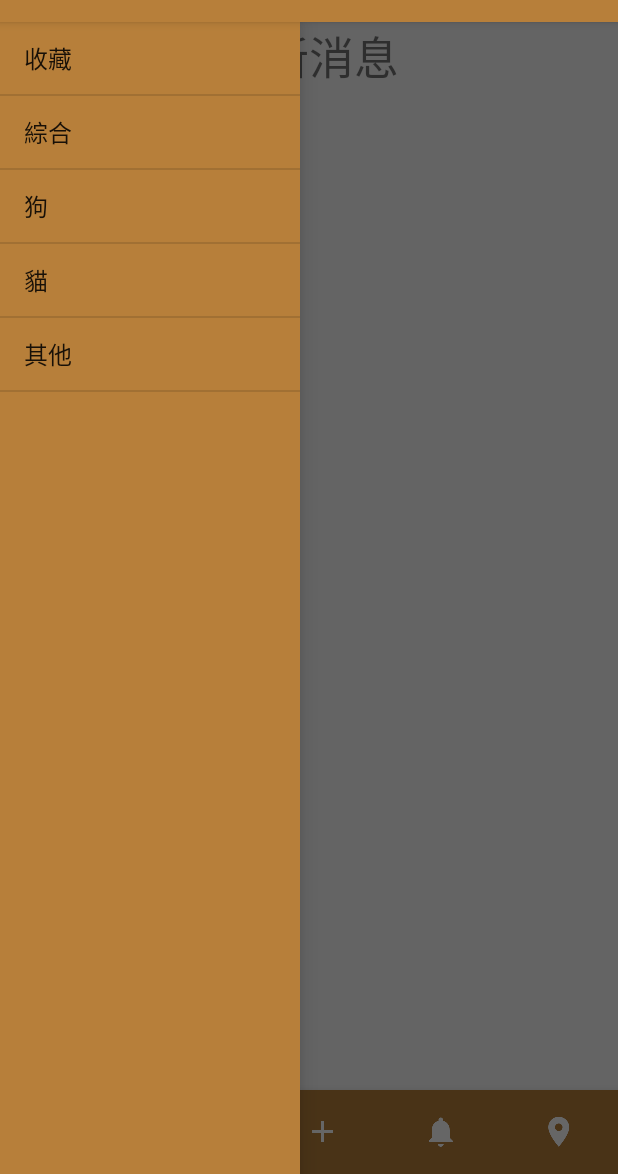
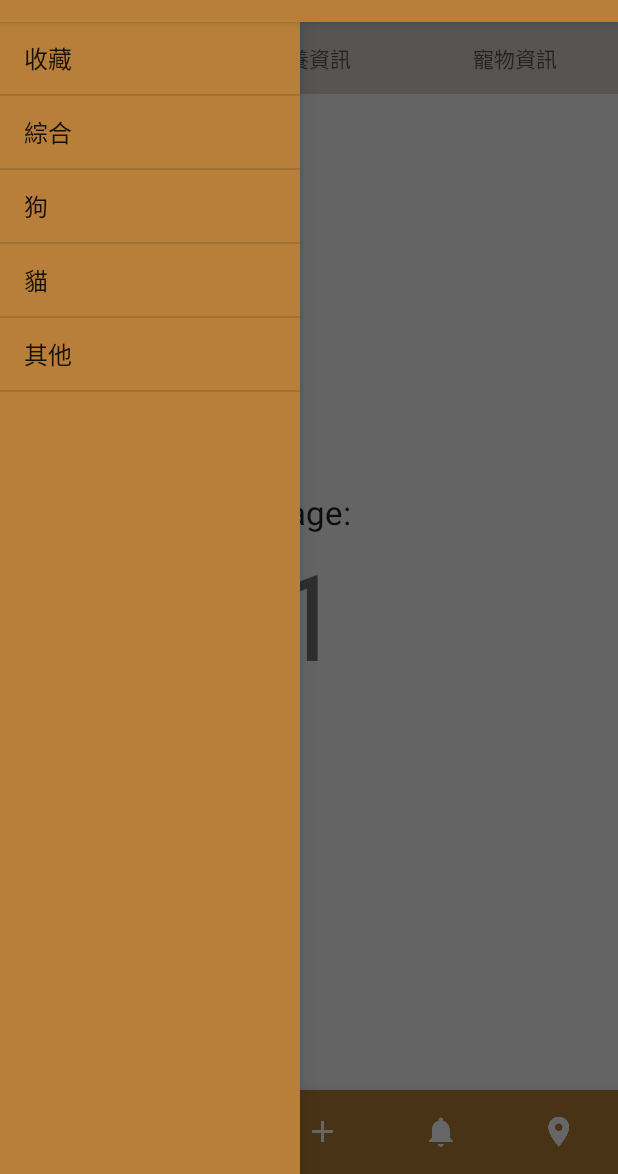
Before and after one commit to jinjiakang/pettie, an Android app: the fragment NewFragment placed in its activity, with the side drawer open, on a phone screen of 412 x 824 dp, the part 62-1236 px from its top. Run offline under Robolectric (Android 15) with nearby library versions, the phone set to English and light mode, and no system bars.

Commit message:
update fragment_new add pageView

```diff
--- a/app/src/main/java/com/example/sungh/pettie/HomeFragment.java
+++ b/app/src/main/java/com/example/sungh/pettie/HomeFragment.java
@@ -14,10 +14,12 @@ import java.util.List;
 
 public class HomeFragment extends Fragment {
     private RecyclerView list_view;
+
     public static HomeFragment newInstance() {
         HomeFragment fragment = new HomeFragment();
         return fragment;
     }
+
     @Override
     public void onCreate(Bundle savedInstanceState) {
         super.onCreate(savedInstanceState);
--- a/app/src/main/java/com/example/sungh/pettie/NewFragment.java
+++ b/app/src/main/java/com/example/sungh/pettie/NewFragment.java
@@ -21,16 +21,24 @@
 package com.example.sungh.pettie;
 
 import android.os.Bundle;
+import android.support.design.widget.TabLayout;
 import android.support.v4.app.Fragment;
+import android.support.v4.view.PagerAdapter;
+import android.support.v4.view.ViewPager;
 import android.view.LayoutInflater;
 import android.view.View;
 import android.view.ViewGroup;
+import android.widget.TextView;
 
 public class NewFragment extends Fragment {
     public static NewFragment newInstance() {
         NewFragment fragment = new NewFragment();
         return fragment;
     }
+
+    private android.support.design.widget.TabLayout mTabs;
+
+    private ViewPager mViewPager;
 
     @Override
     public void onCreate(Bundle savedInstanceState) {
@@ -40,6 +48,52 @@ public class NewFragment extends Fragment {
     @Override
     public View onCreateView(LayoutInflater inflater, ViewGroup container,
                              Bundle savedInstanceState) {
-        return inflater.inflate(R.layout.fragment_new, container, false);
+
+        View pagerView =  inflater.inflate(R.layout.fragment_new, container, false);
+        mTabs = (android.support.design.widget.TabLayout) pagerView.findViewById(R.id.tabs);
+        mTabs.addTab(mTabs.newTab().setText("活動"));
+        mTabs.addTab(mTabs.newTab().setText("領養資訊"));
+        mTabs.addTab(mTabs.newTab().setText("寵物資訊"));
+        mViewPager = (ViewPager) pagerView.findViewById(R.id.viewpager);
+        mViewPager.setAdapter(new SamplePagerAdapter());
+        mViewPager.addOnPageChangeListener(new TabLayout.TabLayoutOnPageChangeListener(mTabs));
+        return pagerView;
     }
+
+    class SamplePagerAdapter extends PagerAdapter {
+
+        @Override
+        public int getCount() {
+            return 3;
+        }
+
+        @Override
+        public boolean isViewFromObject(View view, Object o) {
+            return o == view;
+        }
+
+        @Override
+        public CharSequence getPageTitle(int position) {
+            return "Item " + (position + 1);
+        }
+
+
+        @Override
+        public Object instantiateItem(ViewGroup container, int position) {
+            View view = getLayoutInflater(Bundle.EMPTY).inflate(R.layout.viewpager,
+                    container, false);
+            container.addView(view);
+            TextView title = (TextView) view.findViewById(R.id.item_title);
+            title.setText(String.valueOf(position + 1));
+            return view;
+        }
+        @Override
+        public void destroyItem(ViewGroup container, int position, Object object) {
+            container.removeView((View) object);
+        }
+
+    }
+
+
+
 }
--- a/app/src/main/res/layout/fragment_new.xml
+++ b/app/src/main/res/layout/fragment_new.xml
@@ -3,14 +3,17 @@
                 android:layout_width="match_parent"
                 android:layout_height="match_parent"
                 >
+    <android.support.design.widget.TabLayout
+        android:id="@+id/tabs"
+        android:layout_width="match_parent"
+        android:layout_height="wrap_content"
+        android:background="@color/colorGray"/>
 
-
-
-    <TextView
-        android:layout_width="wrap_content"
-        android:layout_height="wrap_content"
-        android:layout_centerHorizontal="true"
-        android:text="最新消息"
-        android:textSize="30sp"/>
+    <android.support.v4.view.ViewPager
+        android:id="@+id/viewpager"
+        android:layout_below="@id/tabs"
+        android:layout_width="match_parent"
+        android:layout_height="match_parent"
+        />
 
 </RelativeLayout>
--- /dev/null
+++ b/app/src/main/res/layout/viewpager.xml
@@ -0,0 +1,22 @@
+<?xml version="1.0" encoding="utf-8"?>
+
+<LinearLayout xmlns:android="http://schemas.android.com/apk/res/android"
+    android:layout_width="match_parent"
+    android:layout_height="match_parent"
+    android:orientation="vertical"
+    android:gravity="center">
+
+    <TextView
+        android:id="@+id/item_subtitle"
+        android:layout_width="wrap_content"
+        android:layout_height="wrap_content"
+        android:textAppearance="?android:attr/textAppearanceLarge"
+        android:text="Page:"/>
+
+    <TextView
+        android:id="@+id/item_title"
+        android:layout_width="wrap_content"
+        android:layout_height="wrap_content"
+        android:textSize="80sp" />
+
+</LinearLayout>
--- a/app/src/main/res/values/colors.xml
+++ b/app/src/main/res/values/colors.xml
@@ -4,5 +4,6 @@
     <color name="colorPrimaryDark">#a85c2d</color>
     <color name="colorAccent">#FF4081</color>
     <color name="colorWhite">#ffffff</color>
+    <color name="colorGray">#dad2d2</color>
 
 </resources>
```
Also changed, not shown: app/src/main/java/com/example/sungh/pettie/MainActivity.java (+10 -0 lines), app/src/main/res/values/strings.xml (indentation only).
